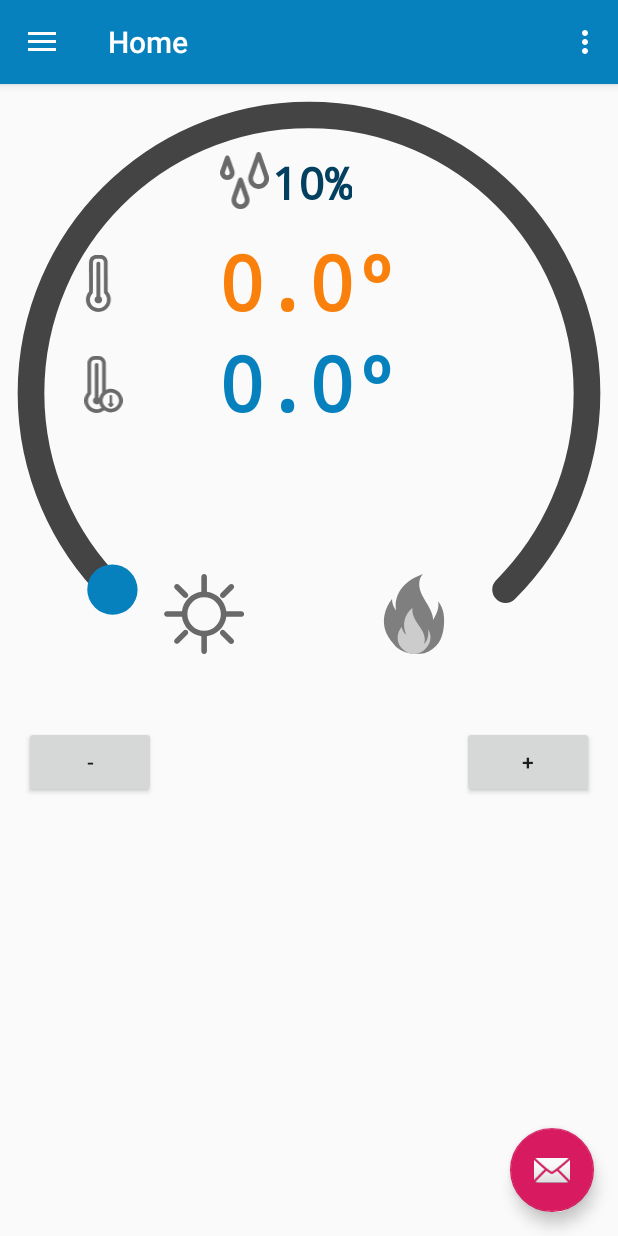
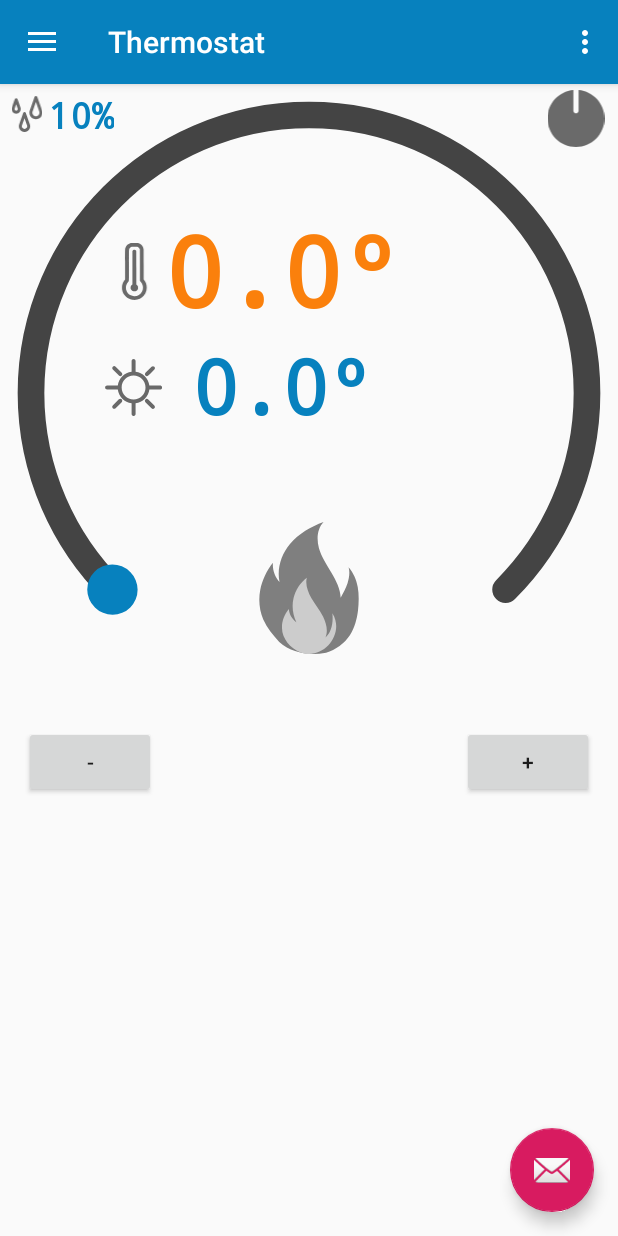
Before and after one commit to cachirulop/Thermosmart, an Android app: the screen it shows after launch (MainActivity), on a phone screen of 412 x 824 dp. Run offline under Robolectric (Android 15) with nearby library versions, the phone set to English and light mode, and no system bars; our stand-ins replace Firebase (no records; nobody signed in at launch, a user with empty details on screens opened directly), navigation-ui; 4 statements that could not run were skipped.

Commit message:
Clean code

```diff
--- a/app/src/main/java/com/dmagrom/thermosmart/MainActivity.java
+++ b/app/src/main/java/com/dmagrom/thermosmart/MainActivity.java
@@ -49,8 +49,8 @@ public class MainActivity
         // Passing each menu ID as a set of Ids because each
         // menu should be considered as top level destinations.
         mAppBarConfiguration = new AppBarConfiguration.Builder (
-                R.id.nav_home, R.id.nav_gallery, R.id.nav_slideshow,
-                R.id.nav_tools, R.id.nav_share, R.id.nav_send)
+                R.id.nav_thermostat, R.id.nav_programs, R.id.nav_settings,
+                R.id.nav_status)
                 .setDrawerLayout (drawer)
                 .build ();
         NavController navController = Navigation.findNavController (this, R.id.nav_host_fragment);
--- a/app/src/main/java/com/dmagrom/thermosmart/model/ThermostatViewModel.java
+++ b/app/src/main/java/com/dmagrom/thermosmart/model/ThermostatViewModel.java
@@ -20,6 +20,17 @@ public class ThermostatViewModel
     DatabaseReference dbRef;
     Lifecycle lifecycle;
 
+    // Database keys
+    private static final String KEY_THERMOSTAT = "thermostat";
+    private static final String KEY_CURRENT_TEMPERATURE = "currentTemperature";
+    private static final String KEY_CURRENT_HUMIDITY = "currentHumidity";
+    private static final String KEY_NIGHT_TEMPERATURE = "nightTemperature";
+    private static final String KEY_SUN_TEMPERATURE = "sunTemperature";
+    private static final String KEY_TARGET_TEMPERATURE = "targetTemperature";
+    private static final String KEY_STATUS = "status";
+    private static final String KEY_RELE_STATUS = "releStatus";
+    private static final String KEY_TARGET_TYPE = "targetType";
+
     public enum ThermostatStatus {
         ON,
         OFF
@@ -30,7 +41,7 @@ public class ThermostatViewModel
         RELE_OFF
     }
 
-    public enum ThermostatGoalType {
+    public enum ThermostatTargetType {
         Manual,
         Sun,
         Night,
@@ -38,9 +49,8 @@ public class ThermostatViewModel
     }
 
     private MutableLiveData<Float> currentTemperature;
-    private MutableLiveData<Float> currentGoalTemperature;
+    private MutableLiveData<Float> currentTargetTemperature;
     private MutableLiveData<Float> currentHumidity;
-    private MutableLiveData<Float> comfortTemperature;
     private MutableLiveData<Float> nightTemperature;
     private MutableLiveData<Float> sunTemperature;
 
@@ -56,14 +66,11 @@ public class ThermostatViewModel
         currentTemperature = new MutableLiveData<> ();
         currentTemperature.setValue (0f);
 
-        currentGoalTemperature = new MutableLiveData<> ();
-        currentGoalTemperature.setValue (0f);
+        currentTargetTemperature = new MutableLiveData<> ();
+        currentTargetTemperature.setValue (0f);
 
         currentHumidity = new MutableLiveData<> ();
         currentHumidity.setValue (0f);
-
-        comfortTemperature = new MutableLiveData<> ();
-        comfortTemperature.setValue (0f);
 
         nightTemperature = new MutableLiveData<> ();
         nightTemperature.setValue (0f);
@@ -74,12 +81,11 @@ public class ThermostatViewModel
 
     private void registerListeners ()
     {
-        addValueListener (dbRef.child ("currentTemp"), (data) -> currentTemperature.setValue (data.getValue (Float.class)));
-        addValueListener (dbRef.child ("currentGoalTemp"), (data) -> currentGoalTemperature.setValue (data.getValue (Float.class)));
-        addValueListener (dbRef.child ("currentHumidity"), (data) -> currentHumidity.setValue (data.getValue (Float.class)));
-        addValueListener (dbRef.child ("comfortTemp"), (data) -> comfortTemperature.setValue (data.getValue (Float.class)));
-        addValueListener (dbRef.child ("nightTemp"), (data) -> nightTemperature.setValue (data.getValue (Float.class)));
-        addValueListener (dbRef.child ("sunTemp"), (data) -> sunTemperature.setValue (data.getValue (Float.class)));
+        addValueListener (dbRef.child (KEY_CURRENT_TEMPERATURE), (data) -> currentTemperature.setValue (data.getValue (Float.class)));
+        addValueListener (dbRef.child (KEY_TARGET_TEMPERATURE), (data) -> currentTargetTemperature.setValue (data.getValue (Float.class)));
+        addValueListener (dbRef.child (KEY_CURRENT_HUMIDITY), (data) -> currentHumidity.setValue (data.getValue (Float.class)));
+        addValueListener (dbRef.child (KEY_NIGHT_TEMPERATURE), (data) -> nightTemperature.setValue (data.getValue (Float.class)));
+        addValueListener (dbRef.child (KEY_SUN_TEMPERATURE), (data) -> sunTemperature.setValue (data.getValue (Float.class)));
     }
 
     public LiveData<Float> getCurrentTemperature ()
@@ -89,17 +95,17 @@ public class ThermostatViewModel
 
     public void setCurrentTemperature (Float value)
     {
-        dbRef.child ("currentTemp").setValue (value);
+        dbRef.child (KEY_CURRENT_TEMPERATURE).setValue (value);
     }
 
-    public LiveData<Float> getCurrentGoalTemperature ()
+    public LiveData<Float> getCurrentTargetTemperature ()
     {
-        return currentGoalTemperature;
+        return currentTargetTemperature;
     }
 
-    public void setCurrentGoalTemperature (Float value)
+    public void setCurrentTargetTemperature (Float value)
     {
-        dbRef.child ("currentGoalTemp").setValue (value);
+        dbRef.child (KEY_TARGET_TEMPERATURE).setValue (value);
     }
 
     public LiveData<Float> getCurrentHumidity ()
@@ -109,17 +115,7 @@ public class ThermostatViewModel
 
     public void setCurrentHumidity (Float value)
     {
-        dbRef.child ("currentHumidity").setValue (value);
-    }
-
-    public LiveData<Float> getComfortTemperature ()
-    {
-        return comfortTemperature;
-    }
-
-    public void setComfortTemperature (Float value)
-    {
-        dbRef.child ("comfortTemp").setValue (value);
+        dbRef.child (KEY_CURRENT_HUMIDITY).setValue (value);
     }
 
     public LiveData<Float> getNightTemperature ()
@@ -129,7 +125,7 @@ public class ThermostatViewModel
 
     public void setNightTemperature (Float value)
     {
-        dbRef.child ("nightTemp").setValue (value);
+        dbRef.child (KEY_NIGHT_TEMPERATURE).setValue (value);
     }
 
     public LiveData<Float> getSunTemperature ()
@@ -139,7 +135,7 @@ public class ThermostatViewModel
 
     public void setSunTemperature (Float value)
     {
-        dbRef.child ("sunTemp").setValue (value);
+        dbRef.child (KEY_SUN_TEMPERATURE).setValue (value);
     }
 
     private void addValueListener (DatabaseReference db, SingleValueListener listener) {
--- a/app/src/main/java/com/dmagrom/thermosmart/ui/home/HomeViewModel.java
+++ /dev/null
@@ -1,30 +0,0 @@
-package com.dmagrom.thermosmart.ui.home;
-
-import androidx.lifecycle.LiveData;
-import androidx.lifecycle.MutableLiveData;
-import androidx.lifecycle.ViewModel;
-
-public class HomeViewModel
-        extends ViewModel
-{
-    // private MutableLiveData<String> mText;
-    private MutableLiveData<Float> currentTemperature;
-
-    public HomeViewModel ()
-    {
-        // mText = new MutableLiveData<> ();
-        // mText.setValue ("0º");
-        currentTemperature = new MutableLiveData<> ();
-        currentTemperature.setValue (0f);
-    }
-
-    public LiveData<Float> getCurrentTemperature ()
-    {
-        return currentTemperature;
-    }
-
-    public void setCurrentTemperature (Float value)
-    {
-        currentTemperature.setValue (value);
-    }
-}
--- a/app/src/main/java/com/dmagrom/thermosmart/ui/home/HomeFragment.java
+++ b/app/src/main/java/com/dmagrom/thermosmart/ui/thermostat/ThermostatFragment.java
@@ -1,7 +1,6 @@
-package com.dmagrom.thermosmart.ui.home;
+package com.dmagrom.thermosmart.ui.thermostat;
 
 import android.os.Bundle;
-import android.util.Log;
 import android.view.LayoutInflater;
 import android.view.View;
 import android.view.ViewGroup;
@@ -12,20 +11,13 @@ import androidx.annotation.Nullable;
 import androidx.annotation.NonNull;
 import androidx.fragment.app.Fragment;
 import androidx.lifecycle.Observer;
-import androidx.lifecycle.ViewModelProviders;
+import androidx.lifecycle.ViewModelProvider;
 
 import com.dmagrom.thermosmart.R;
 import com.dmagrom.thermosmart.model.ThermostatViewModel;
 import com.dmagrom.thermosmart.widget.CircularSeekBar;
-import com.google.firebase.database.DataSnapshot;
-import com.google.firebase.database.DatabaseError;
-import com.google.firebase.database.DatabaseReference;
-import com.google.firebase.database.FirebaseDatabase;
-import com.google.firebase.database.ValueEventListener;
 
-import static androidx.constraintlayout.widget.Constraints.TAG;
-
-public class HomeFragment
+public class ThermostatFragment
         extends Fragment
 {
     private ThermostatViewModel viewModel;
@@ -38,28 +30,31 @@ public class HomeFragment
         View root;
         final CircularSeekBar seekBar;
         final TextView txtCurrentTemperature;
-        final TextView txtGoalTemperature;
+        final TextView txtTargetTemperature;
+        ViewModelProvider provider;
 
-        viewModel = ViewModelProviders.of (this).get (ThermostatViewModel.class);
-        root = inflater.inflate (R.layout.fragment_home, container, false);
+        provider = new ViewModelProvider (this);
+
+        viewModel = provider.get (ThermostatViewModel.class);
+        root = inflater.inflate (R.layout.fragment_thermostat, container, false);
 
         seekBar = root.findViewById (R.id.seek_circular_bar_degrees);
         txtCurrentTemperature = root.findViewById (R.id.txt_current_temperature);
-        txtGoalTemperature = root.findViewById (R.id.txt_goal_temperature);
+        txtTargetTemperature = root.findViewById (R.id.txt_target_temperature);
 
         seekBar.setOnSeekBarChangeListener (new CircularSeekBar.OnCircularSeekBarChangeListener ()
         {
             @Override
             public void onProgressChanged (CircularSeekBar circularSeekBar, float progress, boolean fromUser)
             {
-                txtGoalTemperature.setText (String.format ("%.1fº", progress));
+                txtTargetTemperature.setText (String.format ("%.1fº", progress));
             }
 
 
             @Override
             public void onStopTrackingTouch (CircularSeekBar seekBar)
             {
-                viewModel.setCurrentGoalTemperature (seekBar.getProgress ());
+                viewModel.setCurrentTargetTemperature (seekBar.getProgress ());
             }
 
             @Override
@@ -79,12 +74,12 @@ public class HomeFragment
             }
         });
 
-        viewModel.getCurrentGoalTemperature ().observe (getViewLifecycleOwner (), new Observer<Float> ()
+        viewModel.getCurrentTargetTemperature ().observe (getViewLifecycleOwner (), new Observer<Float> ()
         {
             @Override
             public void onChanged (@Nullable Float s)
             {
-                txtGoalTemperature.setText (String.format ("%.1fº", s.floatValue ()));
+                txtTargetTemperature.setText (String.format ("%.1fº", s.floatValue ()));
                 seekBar.setProgress (s.floatValue ());
             }
         });
--- /dev/null
+++ b/app/src/main/res/drawable/ic_turn_off.xml
@@ -0,0 +1,5 @@
+<vector android:alpha="0.58" android:height="512dp"
+    android:viewportHeight="512" android:viewportWidth="512"
+    android:width="512dp" xmlns:android="http://schemas.android.com/apk/res/android">
+    <path android:fillColor="#FF000000" android:pathData="M279.273,0.593v184.995c0,12.87 -10.403,23.273 -23.273,23.273s-23.273,-10.403 -23.273,-23.273V0.593C102.26,12.369 0,121.891 0,255.407c0,141.405 114.618,256 256,256s256,-114.595 256,-256C512,121.891 409.74,12.369 279.273,0.593z"/>
+</vector>
--- /dev/null
+++ b/app/src/main/res/drawable/ic_turn_on.xml
@@ -0,0 +1,6 @@
+<vector android:alpha="0.58" android:height="511.996dp"
+    android:viewportHeight="511.996" android:viewportWidth="511.996"
+    android:width="511.996dp" xmlns:android="http://schemas.android.com/apk/res/android">
+    <path android:fillColor="#FF000000" android:pathData="M349.85,62.196c-10.797,-4.717 -23.373,0.212 -28.09,11.009c-4.717,10.797 0.212,23.373 11.009,28.09c69.412,30.324 115.228,98.977 115.228,176.035c0,106.034 -85.972,192 -192,192c-106.042,0 -192,-85.958 -192,-192c0,-77.041 45.8,-145.694 115.192,-176.038c10.795,-4.72 15.72,-17.298 10.999,-28.093c-4.72,-10.795 -17.298,-15.72 -28.093,-10.999C77.306,99.275 21.331,183.181 21.331,277.329c0,129.606 105.061,234.667 234.667,234.667c129.592,0 234.667,-105.068 234.667,-234.667C490.665,183.159 434.667,99.249 349.85,62.196z"/>
+    <path android:fillColor="#FF000000" android:pathData="M255.989,234.667c11.782,0 21.333,-9.551 21.333,-21.333v-192C277.323,9.551 267.771,0 255.989,0c-11.782,0 -21.333,9.551 -21.333,21.333v192C234.656,225.115 244.207,234.667 255.989,234.667z"/>
+</vector>
--- /dev/null
+++ b/app/src/main/res/layout/action_view_switch.xml
@@ -0,0 +1,13 @@
+<?xml version="1.0" encoding="utf-8"?>
+
+<LinearLayout xmlns:android="http://schemas.android.com/apk/res/android"
+              android:orientation="horizontal"
+              android:layout_width="match_parent"
+              android:layout_height="match_parent">
+
+    <Switch
+        android:id="@+id/switch1"
+        android:layout_width="fill_parent"
+        android:layout_height="match_parent"
+        android:layout_gravity="center_vertical"/>
+</LinearLayout>
--- a/app/src/main/res/layout/arc_seek_layout.xml
+++ /dev/null
@@ -1,12 +0,0 @@
-<?xml version="1.0" encoding="utf-8"?>
-<RelativeLayout xmlns:android="http://schemas.android.com/apk/res/android"
-    android:layout_width="match_parent" android:layout_height="match_parent">
-
-    <shape
-        android:layout_width="match_parent"
-        android:layout_height="match_parent"
-        android:shape="oval">
-
-    </shape>
-
-</RelativeLayout>
--- a/app/src/main/res/layout/fragment_home.xml
+++ b/app/src/main/res/layout/fragment_thermostat.xml
@@ -5,28 +5,18 @@
     android:layout_width="match_parent"
     android:layout_height="match_parent">
 
-    <!--
-        <com.dmagrom.thermosmart.widget.ArcSeekBar
-            android:id="@+id/seek_bar_degrees"
-            android:layout_width="match_parent"
-            android:layout_height="731dp"
-            app:layout_constraintEnd_toEndOf="parent"
-            app:layout_constraintStart_toStartOf="parent"
-            app:layout_constraintTop_toTopOf="parent" />
-    -->
-
     <ImageView
-        android:id="@+id/img_goal_temperature"
+        android:id="@+id/img_target_temperature_mode"
         android:layout_width="38dp"
         android:layout_height="38dp"
-        android:layout_marginStart="50dp"
+        android:layout_marginStart="70dp"
         android:layout_marginTop="16dp"
         app:layout_constraintStart_toStartOf="parent"
-        app:layout_constraintTop_toTopOf="@+id/txt_goal_temperature"
-        app:srcCompat="@drawable/ic_thermometer_down" />
+        app:layout_constraintTop_toTopOf="@+id/txt_target_temperature"
+        app:srcCompat="@drawable/ic_sun" />
 
     <TextView
-        android:id="@+id/txt_goal_temperature"
+        android:id="@+id/txt_target_temperature"
         android:layout_width="wrap_content"
         android:layout_height="wrap_content"
         android:fontFamily="monospace"
@@ -37,6 +27,7 @@
         android:textStyle="bold"
         android:typeface="normal"
         app:layout_constraintEnd_toEndOf="@+id/txt_current_temperature"
+        app:layout_constraintStart_toStartOf="@+id/txt_current_temperature"
         app:layout_constraintTop_toBottomOf="@+id/txt_current_temperature" />
 
     <Button
@@ -66,16 +57,16 @@
         app:cs_circle_stroke_width="8pt"
         app:cs_circle_style="round"
         app:cs_current_value="34"
+        app:cs_current_value_color="@color/colorTargetTemperature"
+        app:cs_current_value_stroke_width="3pt"
         app:cs_disable_pointer="false"
         app:cs_end_angle="405"
         app:cs_max="40"
+        app:cs_pointer_color="@color/colorPrimary"
+        app:cs_pointer_halo_color="@color/colorPrimary"
         app:cs_pointer_stroke_width="15pt"
         app:cs_progress="0"
         app:cs_start_angle="135"
-        app:cs_current_value_stroke_width="3pt"
-        app:cs_current_value_color="@color/colorGoalTemperature"
-        app:cs_pointer_color="@color/colorPrimary"
-        app:cs_pointer_halo_color="@color/colorPrimary"
         app:layout_constraintEnd_toEndOf="parent"
         app:layout_constraintHorizontal_bias="0.0"
         app:layout_constraintStart_toStartOf="parent"
@@ -85,69 +76,70 @@
         android:id="@+id/txt_current_humidity"
         android:layout_width="wrap_content"
         android:layout_height="wrap_content"
-        android:layout_marginTop="45dp"
+        android:layout_marginTop="4dp"
         android:fontFamily="monospace"
         android:text="10%"
         android:textAlignment="center"
-        android:textColor="@color/colorPrimaryDark"
-        android:textSize="30sp"
+        android:textColor="@color/colorPrimary"
+        android:textSize="24sp"
         android:textStyle="bold"
         android:typeface="normal"
-        app:layout_constraintEnd_toEndOf="@+id/seek_circular_bar_degrees"
-        app:layout_constraintHorizontal_bias="0.505"
-        app:layout_constraintStart_toStartOf="@+id/seek_circular_bar_degrees"
+        app:layout_constraintStart_toEndOf="@+id/img_humidity"
         app:layout_constraintTop_toTopOf="@+id/seek_circular_bar_degrees" />
 
     <TextView
         android:id="@+id/txt_current_temperature"
         android:layout_width="wrap_content"
         android:layout_height="wrap_content"
-        android:layout_marginTop="98dp"
+        android:layout_marginStart="110dp"
+        android:layout_marginTop="80dp"
         android:fontFamily="monospace"
         android:text="15.0º"
         android:textAlignment="center"
-        android:textColor="@color/colorGoalTemperature"
-        android:textSize="50sp"
+        android:textColor="@color/colorTargetTemperature"
+        android:textSize="65sp"
         android:textStyle="bold"
         android:typeface="normal"
-        app:layout_constraintEnd_toEndOf="@+id/seek_circular_bar_degrees"
         app:layout_constraintStart_toStartOf="@+id/seek_circular_bar_degrees"
         app:layout_constraintTop_toTopOf="@+id/seek_circular_bar_degrees" />
 
     <ImageView
-        android:id="@+id/img_mode"
-        android:layout_width="72dp"
-        android:layout_height="53dp"
-        android:layout_marginStart="100dp"
-        android:layout_marginBottom="32dp"
-        app:layout_constraintBottom_toBottomOf="@+id/seek_circular_bar_degrees"
-        app:layout_constraintStart_toStartOf="@+id/seek_circular_bar_degrees"
-        app:srcCompat="@drawable/ic_sun" />
-
-    <ImageView
         android:id="@+id/img_status"
-        android:layout_width="72dp"
-        android:layout_height="53dp"
-        android:layout_marginEnd="100dp"
+        android:layout_width="128dp"
+        android:layout_height="88dp"
         android:layout_marginBottom="32dp"
         app:layout_constraintBottom_toBottomOf="@+id/seek_circular_bar_degrees"
         app:layout_constraintEnd_toEndOf="@+id/seek_circular_bar_degrees"
+        app:layout_constraintStart_toStartOf="parent"
         app:srcCompat="@drawable/ic_fire_disabled" />
 
     <ImageView
         android:id="@+id/img_temperature"
         android:layout_width="31dp"
         android:layout_height="38dp"
-        android:layout_marginTop="16dp"
-        app:layout_constraintStart_toStartOf="@+id/img_goal_temperature"
+        android:layout_marginStart="4dp"
+        android:layout_marginTop="26dp"
+        app:layout_constraintStart_toStartOf="@+id/img_target_temperature_mode"
         app:layout_constraintTop_toTopOf="@+id/txt_current_temperature"
         app:srcCompat="@drawable/ic_thermometer_alone" />
 
     <ImageView
         android:id="@+id/img_humidity"
-        android:layout_width="35dp"
-        android:layout_height="38dp"
-        app:layout_constraintEnd_toStartOf="@+id/txt_current_humidity"
+        android:layout_width="28dp"
+        android:layout_height="24dp"
+        android:layout_marginStart="4dp"
+        android:layout_marginTop="4dp"
+        app:layout_constraintStart_toStartOf="@+id/seek_circular_bar_degrees"
         app:layout_constraintTop_toTopOf="@+id/txt_current_humidity"
         app:srcCompat="@drawable/ic_humidity" />
+
+    <ImageView
+        android:id="@+id/img_power"
+        android:layout_width="48dp"
+        android:layout_height="38dp"
+        android:layout_marginTop="4dp"
+        android:layout_marginEnd="4dp"
+        app:layout_constraintEnd_toEndOf="parent"
+        app:layout_constraintTop_toTopOf="parent"
+        app:srcCompat="@drawable/ic_turn_off" />
 </androidx.constraintlayout.widget.ConstraintLayout>
--- a/app/src/main/res/menu/activity_main_drawer.xml
+++ b/app/src/main/res/menu/activity_main_drawer.xml
@@ -1,27 +1,30 @@
 <?xml version="1.0" encoding="utf-8"?>
 <menu xmlns:android="http://schemas.android.com/apk/res/android"
     xmlns:tools="http://schemas.android.com/tools"
+    xmlns:app="http://schemas.android.com/apk/res-auto"
     tools:showIn="navigation_view">
 
     <group android:checkableBehavior="single">
         <item
-            android:id="@+id/nav_home"
+            android:id="@+id/nav_thermostat"
             android:icon="@drawable/ic_menu_camera"
-            android:title="@string/menu_home" />
+            android:title="@string/menu_thermostat" />
         <item
-            android:id="@+id/nav_gallery"
+            android:id="@+id/nav_programs"
             android:icon="@drawable/ic_menu_gallery"
-            android:title="@string/menu_gallery" />
+            android:title="@string/menu_programs" />
         <item
-            android:id="@+id/nav_slideshow"
+            android:id="@+id/nav_settings"
             android:icon="@drawable/ic_menu_slideshow"
-            android:title="@string/menu_slideshow" />
+            android:title="@string/menu_settings" />
         <item
-            android:id="@+id/nav_tools"
-            android:icon="@drawable/ic_menu_manage"
-            android:title="@string/menu_tools" />
+            android:id="@+id/action_auto_start_log"
+            app:actionLayout="@layout/action_view_switch"
+            android:icon="@drawable/ic_menu_camera"
+            android:title="@string/menu_status"/>
     </group>
 
+<!--
     <item android:title="Communicate">
         <menu>
             <item
@@ -34,5 +37,5 @@
                 android:title="@string/menu_send" />
         </menu>
     </item>
-
+-->
 </menu>
--- a/app/src/main/res/navigation/mobile_navigation.xml
+++ b/app/src/main/res/navigation/mobile_navigation.xml
@@ -3,41 +3,30 @@
     xmlns:app="http://schemas.android.com/apk/res-auto"
     xmlns:tools="http://schemas.android.com/tools"
     android:id="@+id/mobile_navigation"
-    app:startDestination="@+id/nav_home">
+    app:startDestination="@+id/nav_thermostat">
 
     <fragment
-        android:id="@+id/nav_home"
-        android:name="com.dmagrom.thermosmart.ui.home.HomeFragment"
-        android:label="@string/menu_home"
-        tools:layout="@layout/fragment_home" />
+        android:id="@+id/nav_thermostat"
+        android:name="com.dmagrom.thermosmart.ui.thermostat.ThermostatFragment"
+        android:label="@string/menu_thermostat"
+        tools:layout="@layout/fragment_thermostat" />
 
     <fragment
-        android:id="@+id/nav_gallery"
+        android:id="@+id/nav_programs"
         android:name="com.dmagrom.thermosmart.ui.gallery.GalleryFragment"
-        android:label="@string/menu_gallery"
+        android:label="@string/menu_programs"
         tools:layout="@layout/fragment_gallery" />
 
     <fragment
-        android:id="@+id/nav_slideshow"
+        android:id="@+id/nav_settings"
         android:name="com.dmagrom.thermosmart.ui.slideshow.SlideshowFragment"
-        android:label="@string/menu_slideshow"
+        android:label="@string/menu_settings"
         tools:layout="@layout/fragment_slideshow" />
 
     <fragment
-        android:id="@+id/nav_tools"
+        android:id="@+id/nav_status"
         android:name="com.dmagrom.thermosmart.ui.tools.ToolsFragment"
-        android:label="@string/menu_tools"
+        android:label="@string/menu_status"
         tools:layout="@layout/fragment_tools" />
 
-    <fragment
-        android:id="@+id/nav_share"
-        android:name="com.dmagrom.thermosmart.ui.share.ShareFragment"
-        android:label="@string/menu_share"
-        tools:layout="@layout/fragment_share" />
-
-    <fragment
-        android:id="@+id/nav_send"
-        android:name="com.dmagrom.thermosmart.ui.send.SendFragment"
-        android:label="@string/menu_send"
-        tools:layout="@layout/fragment_send" />
 </navigation>
--- a/app/src/main/res/values/colors.xml
+++ b/app/src/main/res/values/colors.xml
@@ -1,7 +1,7 @@
 <?xml version="1.0" encoding="utf-8"?>
 <resources>
-    <color name="colorPrimary">#0781be</color>
+    <color name="colorPrimary">#0781BE</color>
     <color name="colorPrimaryDark">#03405F</color>
     <color name="colorAccent">#D81B60</color>
-    <color name="colorGoalTemperature">#FA800C</color>
+    <color name="colorTargetTemperature">#FA800C</color>
 </resources>
--- a/app/src/main/res/values/strings.xml
+++ b/app/src/main/res/values/strings.xml
@@ -7,10 +7,8 @@
     <string name="nav_header_desc">Navigation header</string>
     <string name="action_settings">Settings</string>
 
-    <string name="menu_home">Home</string>
-    <string name="menu_gallery">Gallery</string>
-    <string name="menu_slideshow">Slideshow</string>
-    <string name="menu_tools">Tools</string>
-    <string name="menu_share">Share</string>
-    <string name="menu_send">Send</string>
+    <string name="menu_thermostat">Thermostat</string>
+    <string name="menu_programs">Programs</string>
+    <string name="menu_settings">Settings</string>
+    <string name="menu_status">Status</string>
 </resources>
```
Also changed, not shown: app/src/main/images/icons/svg/turn-off.svg (added), app/src/main/images/icons/svg/turn-on.svg (added).
